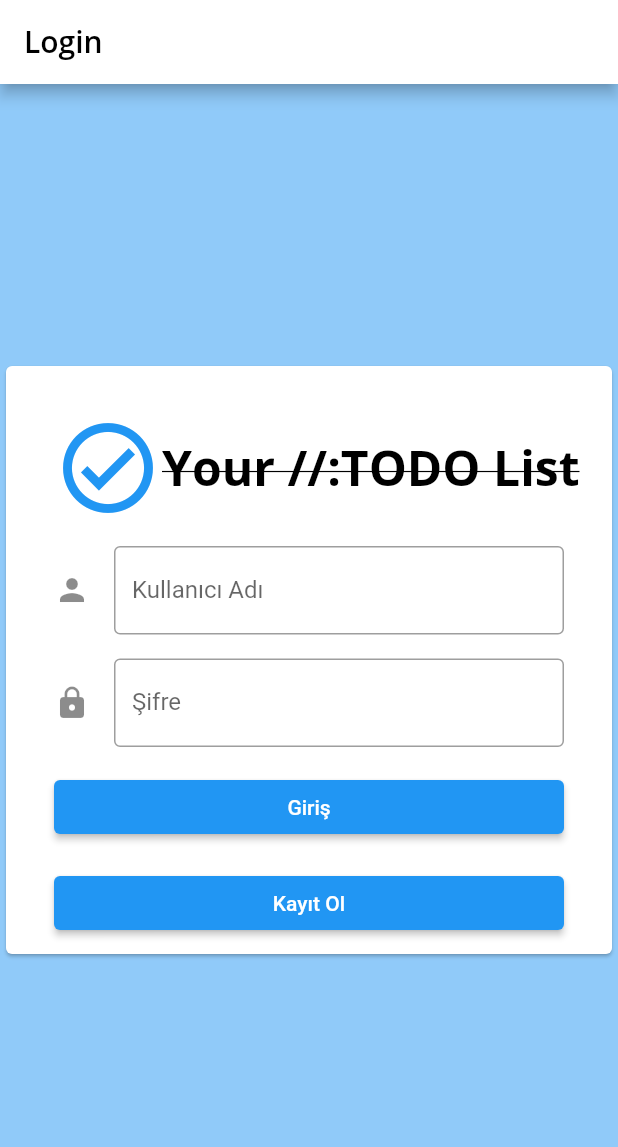
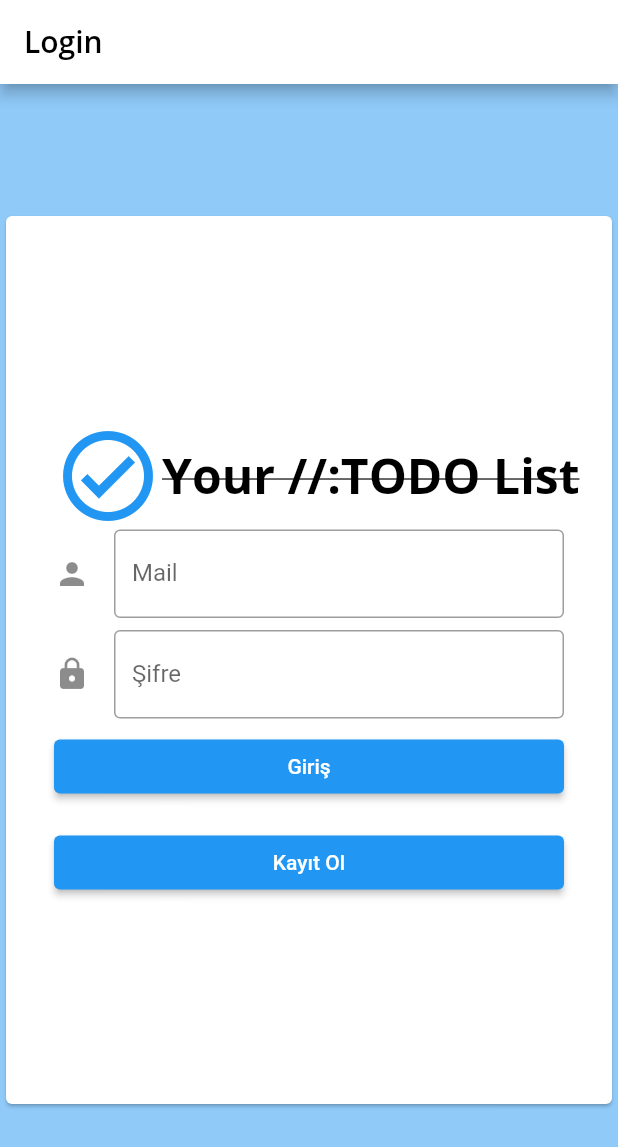
Before and after one commit to alpcanm/MicrosoftTodoClone, a Flutter app: the screen it shows after launch, on a phone screen of 412 x 824 dp. Shown: the top 1147 px of the screen. Run offline on Flutter 3.47's test engine with Material 2 defaults, Android fonts, the phone set to English and light mode, and no system bars; our stand-ins replace auto_route, dio, get_it, google_fonts; accounts and stored records are empty.

Commit message:
kayıt olma sayfası aktif hale getirildi. Tasarımsal düzenlemeler yapılmalı

```diff
--- a/lib/core/abstraction/user_logic.dart
+++ b/lib/core/abstraction/user_logic.dart
@@ -4,4 +4,10 @@ abstract class UserLogic {
   Future<User?> getCurrentUser();
   Future<bool> logIn({required String mail, required String password});
   Future logOut();
+  Future<bool> registerUser(
+      {required String name,
+      required String surname,
+      required String mail,
+      required String password,
+      String? phoneNumber});
 }
--- a/lib/core/auto_route/auto_route.dart
+++ b/lib/core/auto_route/auto_route.dart
@@ -4,6 +4,7 @@ import 'package:bot_2000/core/auto_route/route_const.dart';
 import 'package:bot_2000/view/pages/home.dart';
 import 'package:bot_2000/view/pages/login.dart';
 import 'package:bot_2000/view/pages/not_found.dart';
+import 'package:bot_2000/view/pages/register.dart';
 
 @MaterialAutoRouter(
   replaceInRouteName: 'Page,Route',
@@ -14,6 +15,7 @@ import 'package:bot_2000/view/pages/not_found.dart';
     ),
     AutoRoute(page: HomePage, path: RouteConsts.HOME_PAGE, guards: [AuthGuard]),
     AutoRoute(page: NotFoundPage, path: RouteConsts.NOT_FOUN_PAGE),
+    AutoRoute(page: RegisterPage, path: RouteConsts.REGISTER_PAGE),
   ],
 )
 class $AppRouter {}
--- a/lib/core/models/user.dart
+++ b/lib/core/models/user.dart
@@ -5,9 +5,11 @@ class User {
   String? name;
   String? surname;
   String? mail;
-  String? creatadAt;
+  DateTime? creatadAt;
   String? phoneNumber;
   String? photoURL;
+  String? password;
+  bool? mailVerified;
 
   User({
     this.userId,
@@ -17,29 +19,35 @@ class User {
     this.creatadAt,
     this.phoneNumber,
     this.photoURL,
+    this.password,
+    this.mailVerified,
   });
 
   Map<String, dynamic> toMap() {
     return {
-      'userId': userId,
+      'user_id': userId,
       'name': name,
       'surname': surname,
       'mail': mail,
-      'creatadAt': creatadAt,
-      'phoneNumber': phoneNumber,
-      'photoURL': photoURL,
+      'created_at': creatadAt.toString(),
+      'phone_number': phoneNumber,
+      'photo_url': photoURL,
+      'password': password,
+      'mail_verified': mailVerified,
     };
   }
 
   factory User.fromMap(Map<String, dynamic> map) {
     return User(
-      userId: map['userId'],
+      userId: map['user_id'],
       name: map['name'],
       surname: map['surname'],
       mail: map['mail'],
-      creatadAt: map['creatadAt'],
-      phoneNumber: map['phoneNumber'],
-      photoURL: map['photoURL'],
+      creatadAt: DateTime.tryParse(map['created_at']),
+      phoneNumber: map['phone_number'],
+      photoURL: map['photo_url'],
+      password: map['password'],
+      mailVerified: map['mailVerified'],
     );
   }
 
--- a/lib/view/components/strings/strings.dart
+++ b/lib/view/components/strings/strings.dart
@@ -5,9 +5,14 @@ class ConstTexts {
   static String title = "Your //:TODO List";
   static String submit = "Giriş";
   static String register = "Kayıt Ol";
-  static String userName = "Kullanıcı Adı";
+  static String mail = "Mail";
   static String password = "Şifre";
-  static String passwordErrorMessage = 'Password must be greater than 6';
+  static String errorMessage = 'Alan boş olamaz.';
+
+
+  static String name ="İsim";
+  static String surname ="Soyisim";
+  static String phoneNumber ="Telefon (Zorunlu değil)";
 
   static String alertText(text) {
     return "$text Kalıcı olarak silenecek!";
--- a/lib/view/pages/login.dart
+++ b/lib/view/pages/login.dart
@@ -2,6 +2,8 @@ import 'package:auto_route/auto_route.dart';
 import 'package:bot_2000/core/auto_route/route_const.dart';
 import 'package:bot_2000/core/view_model/view_model.dart';
 import 'package:bot_2000/view/components/strings/strings.dart';
+import 'package:bot_2000/view/widgets/login_card.dart';
+import 'package:bot_2000/view/widgets/my_text_field.dart';
 import 'package:flutter/material.dart';
 import 'package:provider/provider.dart';
 
@@ -47,20 +49,48 @@ class _LoginPageState extends State<LoginPage> {
     }
   }
 
+  void _registerPage() {
+    context.router.navigateNamed(RouteConsts.REGISTER_PAGE);
+  }
+
   Form form(BuildContext context) {
     return Form(
       key: _formKey,
-      child: SizedBox(
-        width: 600,
-        height: 400,
-        child: Card(
-          child: Padding(
-            padding: const EdgeInsets.all(32),
-            child: Column(
+      child: LoginCard(
+        widget: Column(
           mainAxisAlignment: MainAxisAlignment.center,
           crossAxisAlignment: CrossAxisAlignment.stretch,
           children: [
-                Row(
+            logoTitle(context),
+            MyTextField(
+                controller: _mail,
+                labelText: ConstTexts.mail,
+                icon: Icons.person),
+            MyTextField(
+                controller: _password,
+                labelText: ConstTexts.password,
+                icon: Icons.lock),
+            ElevatedButton(
+                onPressed: () {
+                  _loginFunction();
+                },
+                child: Text(ConstTexts.submit)),
+            const Divider(
+              color: Colors.transparent,
+            ),
+            ElevatedButton(
+                onPressed: () {
+                  _registerPage();
+                },
+                child: Text(ConstTexts.register)),
+          ],
+        ),
+      ),
+    );
+  }
+
+  Row logoTitle(BuildContext context) {
+    return Row(
       mainAxisAlignment: MainAxisAlignment.center,
       children: [
         Icon(
@@ -75,62 +105,6 @@ class _LoginPageState extends State<LoginPage> {
               ),
         )
       ],
-                ),
-                const Divider(
-                  color: Colors.transparent,
-                ),
-                TextFormField(
-                  decoration: _mailInputDecoration(),
-                  controller: _mail,
-                ),
-                const Divider(
-                  color: Colors.transparent,
-                ),
-                TextFormField(
-                    decoration: _passwordInputDecoration(),
-                    controller: _password,
-                    validator: (a) {
-                      if (a != null && a.length >= 6) {
-                        return null;
-                      } else {
-                        return ConstTexts.passwordErrorMessage;
-                      }
-                    },
-                    obscureText: true),
-                const Divider(
-                  color: Colors.transparent,
-                ),
-                ElevatedButton(
-                    onPressed: () {
-                      _loginFunction();
-                    },
-                    child: Text(ConstTexts.submit)),
-                const Divider(
-                  color: Colors.transparent,
-                ),
-                ElevatedButton(
-                    onPressed: () {}, child: Text(ConstTexts.register)),
-              ],
-            ),
-          ),
-        ),
-      ),
-    );
-  }
-
-  InputDecoration _mailInputDecoration() {
-    return InputDecoration(
-      icon: const Icon(Icons.person),
-      label: Text(ConstTexts.userName),
-      border: const OutlineInputBorder(),
-    );
-  }
-
-  InputDecoration _passwordInputDecoration() {
-    return InputDecoration(
-      icon: const Icon(Icons.lock),
-      label: Text(ConstTexts.password),
-      border: const OutlineInputBorder(),
     );
   }
 }
--- /dev/null
+++ b/lib/view/widgets/login_card.dart
@@ -0,0 +1,21 @@
+import 'package:flutter/material.dart';
+
+class LoginCard extends StatelessWidget {
+  const LoginCard({
+    Key? key,
+    required this.widget,
+  }) : super(key: key);
+  final Widget widget;
+  @override
+  Widget build(BuildContext context) {
+    return SizedBox(
+        width: 600,
+        height: 600,
+        child: Card(
+          child: Padding(
+            padding: const EdgeInsets.all(32),
+            child: widget,
+          ),
+        ));
+  }
+}
--- /dev/null
+++ b/lib/view/widgets/my_text_field.dart
@@ -0,0 +1,43 @@
+import 'package:flutter/material.dart';
+
+import 'package:bot_2000/view/components/strings/strings.dart';
+
+class MyTextField extends StatelessWidget {
+  const MyTextField({
+    Key? key,
+    required this.controller,
+    required this.labelText,
+    this.obscureText,
+    this.icon,
+    this.isNotRequired,
+  }) : super(key: key);
+  final TextEditingController controller;
+  final String labelText;
+  final bool? obscureText;
+  final IconData? icon;
+  final bool? isNotRequired;
+  @override
+  Widget build(BuildContext context) {
+    return Padding(
+      padding: const EdgeInsets.only(bottom: 8),
+      child: TextFormField(
+        obscureText: obscureText ?? false,
+        controller: controller,
+        validator: isNotRequired == null
+            ? (a) {
+                if (a != null && a.length >= 6) {
+                  return null;
+                } else {
+                  return ConstTexts.errorMessage;
+                }
+              }
+            : null,
+        decoration: InputDecoration(
+          icon: icon != null ? Icon(icon) : null,
+          label: Text(labelText),
+          border: const OutlineInputBorder(),
+        ),
+      ),
+    );
+  }
+}
```
Also changed, not shown: lib/core/repository.dart (+15 -3 lines), lib/core/services/user_services.dart (+33 -21 lines), lib/core/view_model/view_model.dart (+15 -0 lines), lib/view/pages/register.dart (+69 -4 lines), lib/core/auto_route/auto_route.gr.dart. Lines whose indentation alone changed are shown as unchanged.
